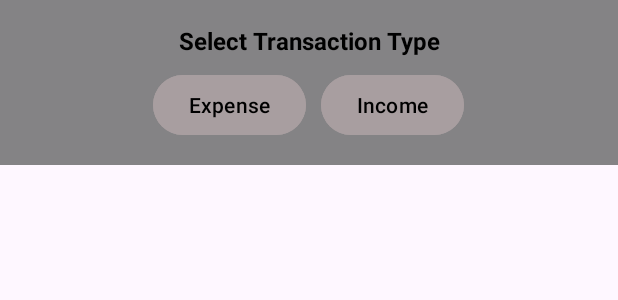
After one commit to Akshithabitla123/ManageYourExpenses, an Android app: the layout dialog_add_transaction.xml on its own in the app's theme, with its tools: preview values and no code run, on a phone screen of 412 x 824 dp. The commit adds this screen. Shown: the top 300 px of the screen. Run offline under Robolectric (Android 15) with nearby library versions, the phone set to English and light mode, and no system bars; Roboto replaces fonts that are not available here.

Commit message:
Added transaction model

```diff
--- a/app/src/main/res/layout/activity_main.xml
+++ b/app/src/main/res/layout/activity_main.xml
@@ -85,7 +85,7 @@
             android:layout_height="wrap_content"
             android:layout_weight="1"
             android:gravity="center"
-            android:text="TextView"
+            android:text="06-Mar-2025"
             android:textColor="@color/white"
             android:textSize="19sp"
 
@@ -265,6 +265,7 @@
         android:layout_width="0dp"
         android:layout_height="0dp"
         android:visibility="visible"
+        android:scrollbars="vertical"
         app:layout_constraintBottom_toTopOf="@+id/bottomNavigationView2"
         app:layout_constraintEnd_toEndOf="parent"
         app:layout_constraintStart_toStartOf="parent"
--- /dev/null
+++ b/app/src/main/res/layout/dialog_add_transaction.xml
@@ -0,0 +1,85 @@
+<?xml version="1.0" encoding="utf-8"?>
+<LinearLayout xmlns:android="http://schemas.android.com/apk/res/android"
+    android:layout_width="match_parent"
+    android:layout_height="wrap_content"
+    android:orientation="vertical"
+    android:padding="16dp"
+    android:background="#848385">
+
+    <!-- Transaction Type Selection -->
+    <TextView
+        android:layout_width="match_parent"
+        android:layout_height="wrap_content"
+        android:text="Select Transaction Type"
+        android:textSize="16sp"
+        android:textStyle="bold"
+        android:gravity="center"
+        android:textColor="@color/black" />
+
+    <LinearLayout
+        android:layout_width="match_parent"
+        android:layout_height="wrap_content"
+        android:orientation="horizontal"
+        android:gravity="center"
+        android:paddingTop="8dp">
+
+        <Button
+            android:id="@+id/btnExpense"
+            android:layout_width="wrap_content"
+            android:layout_height="wrap_content"
+            android:text="Expense"
+            android:backgroundTint="#A89EA0"
+            android:textColor="@color/black"/>
+
+        <Button
+            android:id="@+id/btnIncome"
+            android:layout_width="wrap_content"
+            android:layout_height="wrap_content"
+            android:text="Income"
+            android:layout_marginStart="10dp"
+            android:backgroundTint="#A89EA0"
+            android:textColor="@color/black" />
+    </LinearLayout>
+
+    <!-- Hidden by default, shown when a type is selected -->
+    <LinearLayout
+        android:id="@+id/inputLayout"
+        android:layout_width="match_parent"
+        android:layout_height="wrap_content"
+        android:orientation="vertical"
+        android:paddingTop="10dp"
+        android:visibility="gone">
+
+        <EditText
+            android:id="@+id/inputCategory"
+            android:layout_width="match_parent"
+            android:layout_height="wrap_content"
+            android:hint="Category" />
+        <EditText
+            android:id="@+id/inputMode"
+            android:layout_width="match_parent"
+            android:layout_height="wrap_content"
+            android:hint="Mode of payment (Cash / Online)" />
+
+        <EditText
+            android:id="@+id/inputDate"
+            android:layout_width="match_parent"
+            android:layout_height="wrap_content"
+            android:hint="Date (e.g., 06-Mar-2025)" />
+
+        <EditText
+            android:id="@+id/inputAmount"
+            android:layout_width="match_parent"
+            android:layout_height="wrap_content"
+            android:hint="Amount" />
+
+        <Button
+            android:id="@+id/btnAdd"
+            android:layout_width="match_parent"
+            android:layout_height="wrap_content"
+            android:text="Add Transaction"
+            android:layout_marginTop="10dp"
+            android:textColor="@color/black"/>
+    </LinearLayout>
+
+</LinearLayout>
--- a/app/src/main/res/values/strings.xml
+++ b/app/src/main/res/values/strings.xml
@@ -1,3 +1,5 @@
 <resources>
     <string name="app_name">ExpenseManager</string>
+    <!-- TODO: Remove or change this placeholder text -->
+    <string name="hello_blank_fragment">Hello blank fragment</string>
 </resources>
```
Also changed, not shown: app/src/main/java/com/example/expensemanager/AddTransaction.java (added, +68 -0 lines), app/src/main/java/com/example/expensemanager/MainActivity.java (+69 -0 lines), app/src/main/java/com/example/expensemanager/Transaction.java (added, +30 -0 lines), app/src/main/java/com/example/expensemanager/TransactionAdapter.java (added, +52 -0 lines), app/src/main/res/layout/row_transaction.xml (+5 -4 lines).
